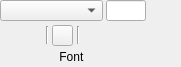
Qt form DMHelper/src/ribbonframetext.ui (MMetze/DMHelper) before a commit.
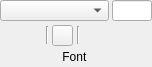
The same form after that commit. Icons and pictures are not drawn. Custom widgets are drawn as their Qt base class.

The edit to the form file:
```diff
--- a/DMHelper/src/ribbonframetext.ui
+++ b/DMHelper/src/ribbonframetext.ui
@@ -6,7 +6,7 @@
    <rect>
     <x>0</x>
     <y>0</y>
-    <width>181</width>
+    <width>152</width>
     <height>67</height>
    </rect>
   </property>
@@ -400,19 +400,6 @@
      </item>
     </layout>
    </item>
-   <item>
-    <spacer name="horizontalSpacer_2">
-     <property name="orientation">
-      <enum>Qt::Horizontal</enum>
-     </property>
-     <property name="sizeHint" stdset="0">
-      <size>
-       <width>23</width>
-       <height>20</height>
-      </size>
-     </property>
-    </spacer>
-   </item>
   </layout>
  </widget>
  <customwidgets>
```
